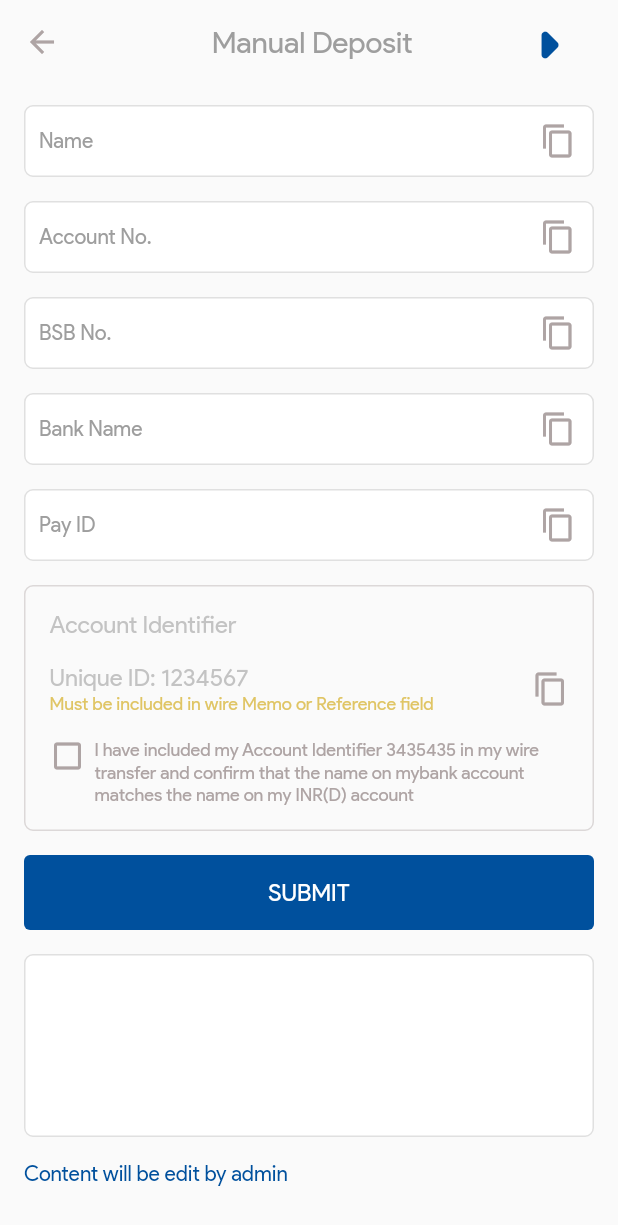
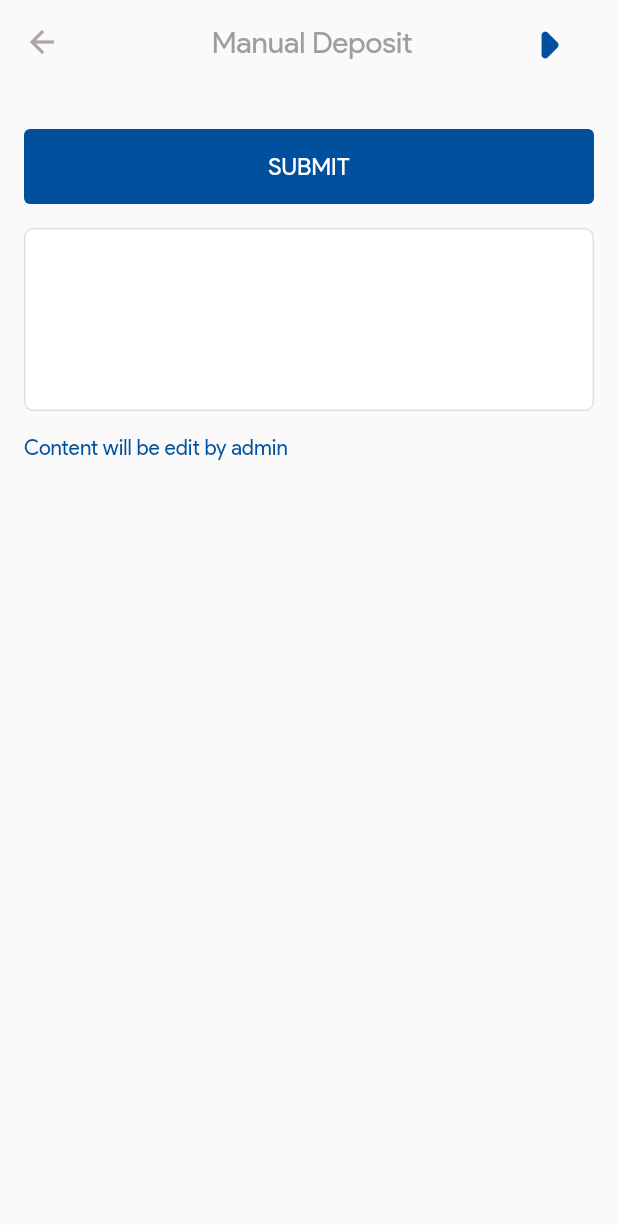
Before and after one commit to rajavikramsingh27/INR_D, a Flutter app: the ManualDeposit screen opened directly with empty values, on a phone screen of 412 x 824 dp. Shown: the top 1225 px of the screen. Run offline on Flutter 3.47's test engine with Material 2 defaults, Android fonts, the phone set to English and light mode, and no system bars; our stand-ins replace country_picker, flutter_svg, get, get_storage; accounts and stored records are empty.

Commit message:
bank details are done

```diff
--- a/lib/Styles/ImageStyle.dart
+++ b/lib/Styles/ImageStyle.dart
@@ -9,14 +9,18 @@ class ImageStyle {
   static const String logoWhiteBG = baseImage + "logoWhiteBG.png";
   static const String verificationCode = baseImage + "verificationCode.png";
   static const String cloudComputing = baseImage + "cloudComputing.png";
-  static const String Group8 = baseImage + "Group8.png";
-  static const String Group30 = baseImage + "Group30.png";
-  static const String Group31 = baseImage + "Group31.png";
-  static const String Group32 = baseImage + "Group32.png";
-  static const String Group33 = baseImage + "Group33.png";
-  static const String Group34 = baseImage + "Group34.png";
-  static const String Group35 = baseImage + "Group35.png";
-  static const String Group36 = baseImage + "Group36.png";
+
+  static const String aud = baseImage + "aud.png";
+  static const String usd = baseImage + "usd.png";
+  static const String cad = baseImage + "cad.png";
+  static const String inr = baseImage + "inr.png";
+
+  static const String gbp = baseImage + "gbp.png";
+  static const String euro = baseImage + "euro.png";
+  static const String sgd = baseImage + "sgd.png";
+  static const String nzd = baseImage + "nzd.png";
+
+
   static const String LayerImage = baseImage + "LayerImage.png";
   static const String Layer204Image = baseImage + "Layer204Image.png";
   static const String LayercopyImage = baseImage + "LayercopyImage.png";
--- a/lib/Views/ManualDeposit.dart
+++ b/lib/Views/ManualDeposit.dart
@@ -12,8 +12,10 @@ import '../Styles/TextStyles.dart';
 
 class ManualDeposit extends StatelessWidget {
   final String? title;
+  final List<String>? arrBankDetails;
   ManualDeposit({Key? key,
     required this.title,
+    required this.arrBankDetails,
   }) : super(key: key);
 
   textFieldComponents(String text) {
@@ -55,94 +57,21 @@ class ManualDeposit extends StatelessWidget {
         ],
       ),
       body:SingleChildScrollView(
-        padding: EdgeInsets.only(left: 16, right: 16),
+        padding: EdgeInsets.only(left: 16, right: 16, bottom: 16),
         child: Column(
           mainAxisAlignment: MainAxisAlignment.center,
           crossAxisAlignment: CrossAxisAlignment.start,
           children: [
-            textFieldComponents('Name'),
-            SizedBox(height: 16,),
-            textFieldComponents('Account No.'),
-            SizedBox(height: 16,),
-            textFieldComponents('BSB No.'),
-            SizedBox(height: 16,),
-            textFieldComponents('Bank Name'),
-            SizedBox(height: 16,),
-            textFieldComponents('Pay ID'),
-            SizedBox(height: 16,),
-            Container(
-              width: double.infinity,
-              alignment: Alignment.centerLeft,
-              padding: EdgeInsets.only(
-                left: 16,
-                top: 16,
-                right: 16,
-                bottom: 16,
-              ),
-              decoration: BoxDecoration(
-                borderRadius: BorderRadius.circular(6),
-                border: Border.all(
-                  color: ColorStyle.grey.withOpacity(0.4),
-                  width: 1
-                ),
-              ),
-              child: Column(
-                crossAxisAlignment: CrossAxisAlignment.start,
-                children: [
-                Text(
-                'Account Identifier',
-                style: TextStylesProductSans.textStyles_16
-                    .apply(color: Colors.grey.withOpacity(0.6))
-                ),
-                  SizedBox(height: 16,),
-                  Row(
-                    mainAxisAlignment: MainAxisAlignment.spaceBetween,
-                    children: [
-                      Column(
-                        crossAxisAlignment: CrossAxisAlignment.start,
-                        children: [
-                          Text(
-                              'Unique ID: 1234567',
-                              style: TextStylesProductSans.textStyles_16
-                                  .apply(color: Colors.grey.withOpacity(0.6))
-                          ),
-                          Text(
-                              'Must be included in wire Memo or Reference field',
-                              style: TextStylesProductSans.textStyles_12
-                                  .apply(color: ColorStyle.yellow.withOpacity(0.6))
-
-                          ),
-                        ],
-                      ),
-                      Icon(Icons.copy, color: ColorStyle.grey,),
-                    ],
-                  ),
-                  SizedBox(height: 16,),
-                  InkWell(
-                    child: Row(
-                      crossAxisAlignment: CrossAxisAlignment.start,
-                      children: [
-                        Icon(
-                          Icons.check_box_outline_blank,
-                          color: ColorStyle.grey,
-                        ),
-                        // Icon(Icons.check_box),
-                        SizedBox(width: 6,),
-                        Expanded(child: Text(
-                            'I have included my Account Identifier 3435435 in my wire transfer and confirm that the name on my'
-                                'bank account matches the name on my INR(D) account',
-                            style: TextStylesProductSans.textStyles_12
-                                .apply(color: ColorStyle.grey)
-
-                        ),)
-                      ],
-                    ),
-                    onTap: () {
-
-                    },
-                  )
-                ],
-              ),
+            ListView.separated(
+              itemCount: arrBankDetails!.length,
+              shrinkWrap: true,
+              physics: NeverScrollableScrollPhysics(),
+              separatorBuilder: (context, index) {
+                return SizedBox(height: 16,);
+              },
+              itemBuilder: (context, index) {
+                return textFieldComponents(arrBankDetails![index]);
+              },
             ),
             SizedBox(height: 16,),
             TextButtonCustom(
```
Also changed, not shown: lib/Controllers/WalletController.dart (+364 -7 lines), lib/Views/AddBank.dart (+84 -38 lines), lib/Views/Wallet.dart (+30 -2 lines), assets/Images/aud.png (renamed from assets/Images/Group8.png), assets/Images/cad.png (renamed from assets/Images/Group31.png), assets/Images/euro.png (renamed from assets/Images/Group34.png), assets/Images/gbp.png (renamed from assets/Images/Group33.png), assets/Images/inr.png (renamed from assets/Images/Group32.png), assets/Images/nzd.png (renamed from assets/Images/Group36.png), assets/Images/sgd.png (renamed from assets/Images/Group35.png), assets/Images/usd.png (renamed from assets/Images/Group30.png).
